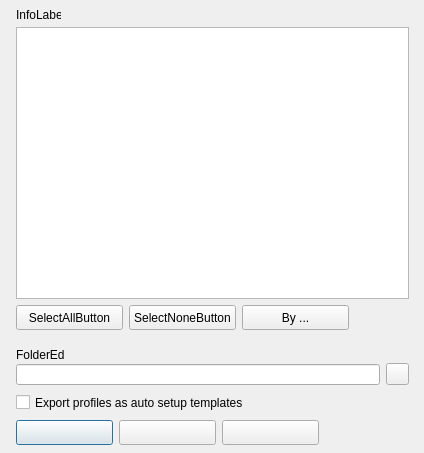
Old version of the form src/forms/CreateConfFormUnit.ui in the repository Eldricos/D-Fend-Reborn.
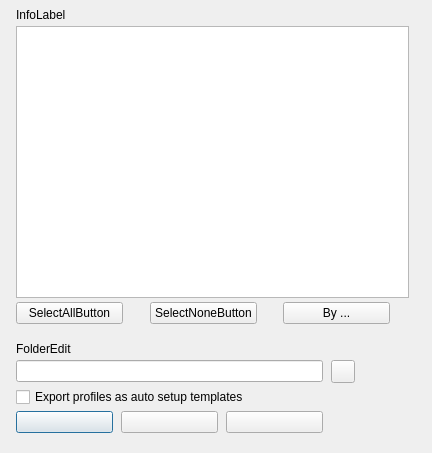
New version of the form. Icons and pictures are not drawn.

Commit message: Remaining dialogs: Qt layouts instead of fixed pixel positions

The edit to the form file:
```diff
--- a/src/forms/CreateConfFormUnit.ui
+++ b/src/forms/CreateConfFormUnit.ui
@@ -9,82 +9,152 @@
     <property name="vclKeyPreview" stdset="0"><bool>true</bool></property>
     <property name="vclDesignWidth" stdset="0"><number>424</number></property>
     <property name="vclDesignHeight" stdset="0"><number>453</number></property>
+    <layout class="QVBoxLayout" name="CreateConfForm_Layout" stretch="0,0,0,1">
+      <property name="leftMargin"><number>16</number></property>
+      <property name="topMargin"><number>8</number></property>
+      <property name="rightMargin"><number>15</number></property>
+      <property name="bottomMargin"><number>8</number></property>
+      <property name="spacing"><number>0</number></property>
+      <item>
+        <layout class="QGridLayout" name="CreateConfForm_Section1" columnstretch="0,0,0,1">
+          <property name="leftMargin"><number>0</number></property>
+          <property name="topMargin"><number>0</number></property>
+          <property name="rightMargin"><number>0</number></property>
+          <property name="bottomMargin"><number>0</number></property>
+          <property name="horizontalSpacing"><number>8</number></property>
+          <property name="verticalSpacing"><number>4</number></property>
+          <item row="0" column="0" colspan="4">
     <widget class="QLabel" name="InfoLabel">
-      <property name="geometry"><rect><x>16</x><y>8</y><width>45</width><height>13</height></rect></property>
       <property name="text"><string>InfoLabel</string></property>
       <property name="textFormat"><enum>Qt::PlainText</enum></property>
       <property name="alignment"><set>Qt::AlignLeft|Qt::AlignTop</set></property>
-      <property name="vclAutoSize" stdset="0"><bool>true</bool></property>
-    </widget>
-    <widget class="QToolButton" name="SelectFolderButton">
-      <property name="geometry"><rect><x>386</x><y>363</y><width>23</width><height>22</height></rect></property>
-      <property name="icon"><iconset resource="../../resources/dfend.qrc"><normaloff>:/glyphs/f94df2c8efcaad41.png</normaloff></iconset></property>
-      <property name="iconSize"><size><width>16</width><height>16</height></size></property>
-    </widget>
+            </widget>
+          </item>
+          <item row="1" column="0" colspan="3" alignment="Qt::AlignLeft">
     <widget class="QListWidget" name="ListBox">
-      <property name="geometry"><rect><x>16</x><y>27</y><width>393</width><height>272</height></rect></property>
       <property name="vclCheckList" stdset="0"><bool>true</bool></property>
-    </widget>
-    <widget class="QLineEdit" name="FolderEdit">
-      <property name="geometry"><rect><x>16</x><y>364</y><width>364</width><height>21</height></rect></property>
-    </widget>
-    <widget class="QLabel" name="FolderEdit_EditLabel">
-      <property name="geometry"><rect><x>16</x><y>348</y><width>48</width><height>13</height></rect></property>
-      <property name="text"><string>FolderEdit</string></property>
-      <property name="textFormat"><enum>Qt::PlainText</enum></property>
-      <property name="vclAutoSize" stdset="0"><bool>true</bool></property>
-      <property name="vclFocusControl" stdset="0"><string notr="true">FolderEdit</string></property>
-      <property name="vclLabeledEditOf" stdset="0"><string notr="true">FolderEdit</string></property>
-    </widget>
+              <property name="minimumSize"><size><width>393</width><height>272</height></size></property>
+            </widget>
+          </item>
+          <item row="2" column="0" alignment="Qt::AlignLeft">
     <widget class="QPushButton" name="SelectAllButton">
-      <property name="geometry"><rect><x>16</x><y>305</y><width>107</width><height>25</height></rect></property>
       <property name="text"><string>SelectAllButton</string></property>
       <property name="autoDefault"><bool>false</bool></property>
       <property name="vclOnClick" stdset="0"><string notr="true">SelectButtonClick</string></property>
-    </widget>
+              <property name="minimumSize"><size><width>107</width><height>0</height></size></property>
+            </widget>
+          </item>
+          <item row="2" column="1" alignment="Qt::AlignLeft">
     <widget class="QPushButton" name="SelectNoneButton">
-      <property name="geometry"><rect><x>129</x><y>305</y><width>107</width><height>25</height></rect></property>
       <property name="tag" stdset="0"><number>1</number></property>
       <property name="text"><string>SelectNoneButton</string></property>
       <property name="autoDefault"><bool>false</bool></property>
       <property name="vclOnClick" stdset="0"><string notr="true">SelectButtonClick</string></property>
-    </widget>
+              <property name="minimumSize"><size><width>107</width><height>0</height></size></property>
+            </widget>
+          </item>
+          <item row="2" column="2" alignment="Qt::AlignLeft">
+            <widget class="QPushButton" name="SelectGenreButton">
+              <property name="tag" stdset="0"><number>2</number></property>
+              <property name="text"><string>By ...</string></property>
+              <property name="autoDefault"><bool>false</bool></property>
+              <property name="vclOnClick" stdset="0"><string notr="true">SelectButtonClick</string></property>
+              <property name="minimumSize"><size><width>107</width><height>0</height></size></property>
+            </widget>
+          </item>
+          <item row="0" column="3">
+            <spacer name="CreateConfForm_Section1_HFill">
+              <property name="orientation"><enum>Qt::Horizontal</enum></property>
+              <property name="sizeHint" stdset="0"><size><width>0</width><height>0</height></size></property>
+            </spacer>
+          </item>
+        </layout>
+      </item>
+      <item>
+        <spacer name="CreateConfForm_Gap1">
+          <property name="orientation"><enum>Qt::Vertical</enum></property>
+          <property name="sizeType"><enum>QSizePolicy::Fixed</enum></property>
+          <property name="sizeHint" stdset="0"><size><width>0</width><height>18</height></size></property>
+        </spacer>
+      </item>
+      <item>
+        <layout class="QGridLayout" name="CreateConfForm_Section2" columnstretch="0,0,0,0,1">
+          <property name="leftMargin"><number>0</number></property>
+          <property name="topMargin"><number>0</number></property>
+          <property name="rightMargin"><number>0</number></property>
+          <property name="bottomMargin"><number>0</number></property>
+          <property name="horizontalSpacing"><number>8</number></property>
+          <property name="verticalSpacing"><number>4</number></property>
+          <item row="0" column="0" colspan="5">
+            <widget class="QLabel" name="FolderEdit_EditLabel">
+              <property name="text"><string>FolderEdit</string></property>
+              <property name="textFormat"><enum>Qt::PlainText</enum></property>
+              <property name="vclFocusControl" stdset="0"><string notr="true">FolderEdit</string></property>
+              <property name="vclLabeledEditOf" stdset="0"><string notr="true">FolderEdit</string></property>
+            </widget>
+          </item>
+          <item row="1" column="0" colspan="3">
+            <widget class="QLineEdit" name="FolderEdit">
+      </widget>
+          </item>
+          <item row="1" column="3" alignment="Qt::AlignLeft">
+            <widget class="QToolButton" name="SelectFolderButton">
+              <property name="icon"><iconset resource="../../resources/dfend.qrc"><normaloff>:/glyphs/f94df2c8efcaad41.png</normaloff></iconset></property>
+              <property name="iconSize"><size><width>16</width><height>16</height></size></property>
+              <property name="minimumSize"><size><width>23</width><height>0</height></size></property>
+            </widget>
+          </item>
+          <item row="2" column="0" colspan="5">
+            <widget class="QCheckBox" name="ExportAutoSetupTemplatesCheckBox">
+              <property name="visible"><bool>false</bool></property>
+              <property name="text"><string>Export profiles as auto setup templates</string></property>
+            </widget>
+          </item>
+          <item row="3" column="0" alignment="Qt::AlignLeft">
     <widget class="QPushButton" name="OKButton">
-      <property name="geometry"><rect><x>16</x><y>420</y><width>97</width><height>25</height></rect></property>
-      <property name="text"><string></string></property>
+              <property name="text"><string /></property>
       <property name="autoDefault"><bool>false</bool></property>
       <property name="vclKind" stdset="0"><string notr="true">bkOK</string></property>
       <property name="default"><bool>true</bool></property>
       <property name="vclModalResult" stdset="0"><string notr="true">mrOk</string></property>
       <property name="vclOnClick" stdset="0"><string notr="true">OKButtonClick</string></property>
-    </widget>
+              <property name="minimumSize"><size><width>97</width><height>0</height></size></property>
+            </widget>
+          </item>
+          <item row="3" column="1" alignment="Qt::AlignLeft">
     <widget class="QPushButton" name="CancelButton">
-      <property name="geometry"><rect><x>119</x><y>420</y><width>97</width><height>25</height></rect></property>
-      <property name="text"><string></string></property>
+              <property name="text"><string /></property>
       <property name="autoDefault"><bool>false</bool></property>
       <property name="vclKind" stdset="0"><string notr="true">bkCancel</string></property>
       <property name="vclCancel" stdset="0"><bool>true</bool></property>
       <property name="vclModalResult" stdset="0"><string notr="true">mrCancel</string></property>
-    </widget>
-    <widget class="QPushButton" name="SelectGenreButton">
-      <property name="geometry"><rect><x>242</x><y>305</y><width>107</width><height>25</height></rect></property>
-      <property name="tag" stdset="0"><number>2</number></property>
-      <property name="text"><string>By ...</string></property>
-      <property name="autoDefault"><bool>false</bool></property>
-      <property name="vclOnClick" stdset="0"><string notr="true">SelectButtonClick</string></property>
-    </widget>
+              <property name="minimumSize"><size><width>97</width><height>0</height></size></property>
+            </widget>
+          </item>
+          <item row="3" column="2" alignment="Qt::AlignLeft">
     <widget class="QPushButton" name="HelpButton">
-      <property name="geometry"><rect><x>222</x><y>420</y><width>97</width><height>25</height></rect></property>
-      <property name="text"><string></string></property>
+              <property name="text"><string /></property>
       <property name="autoDefault"><bool>false</bool></property>
       <property name="vclKind" stdset="0"><string notr="true">bkHelp</string></property>
       <property name="vclOnClick" stdset="0"><string notr="true">HelpButtonClick</string></property>
-    </widget>
-    <widget class="QCheckBox" name="ExportAutoSetupTemplatesCheckBox">
-      <property name="geometry"><rect><x>16</x><y>394</y><width>393</width><height>17</height></rect></property>
-      <property name="visible"><bool>false</bool></property>
-      <property name="text"><string>Export profiles as auto setup templates</string></property>
-    </widget>
+              <property name="minimumSize"><size><width>97</width><height>0</height></size></property>
+            </widget>
+          </item>
+          <item row="0" column="4">
+            <spacer name="CreateConfForm_Section2_HFill">
+              <property name="orientation"><enum>Qt::Horizontal</enum></property>
+              <property name="sizeHint" stdset="0"><size><width>0</width><height>0</height></size></property>
+            </spacer>
+          </item>
+        </layout>
+      </item>
+      <item>
+        <spacer name="CreateConfForm_VFill">
+          <property name="orientation"><enum>Qt::Vertical</enum></property>
+          <property name="sizeHint" stdset="0"><size><width>0</width><height>0</height></size></property>
+        </spacer>
+      </item>
+    </layout>
     <widget class="QMenu" name="PopupMenu">
       <property name="vclPopupMenu" stdset="0"><bool>true</bool></property>
     </widget>
```
Left out of the diff: 6 changed lines with no effect on the pictures. Lines whose indentation alone changed are shown as unchanged. The commit also changes 102 other files.
